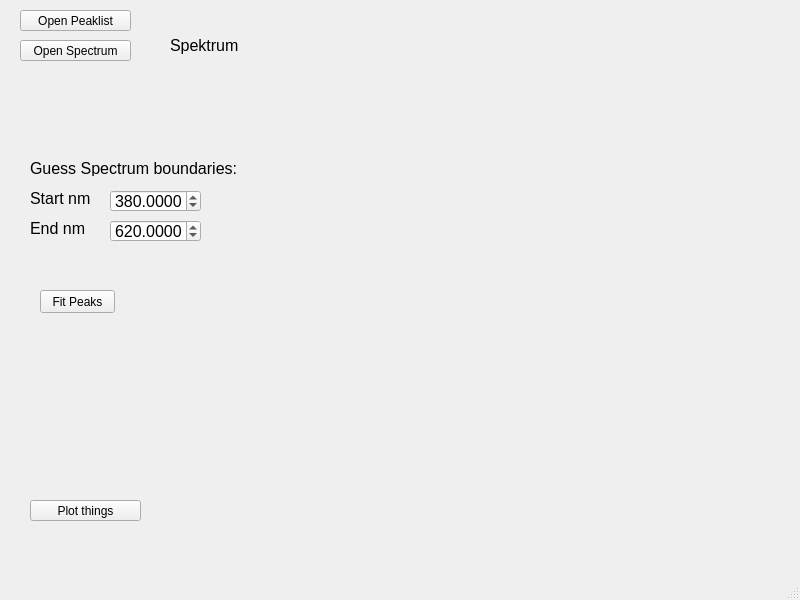
rnoske/Specfit, file Fittergui.ui: the form before one commit.
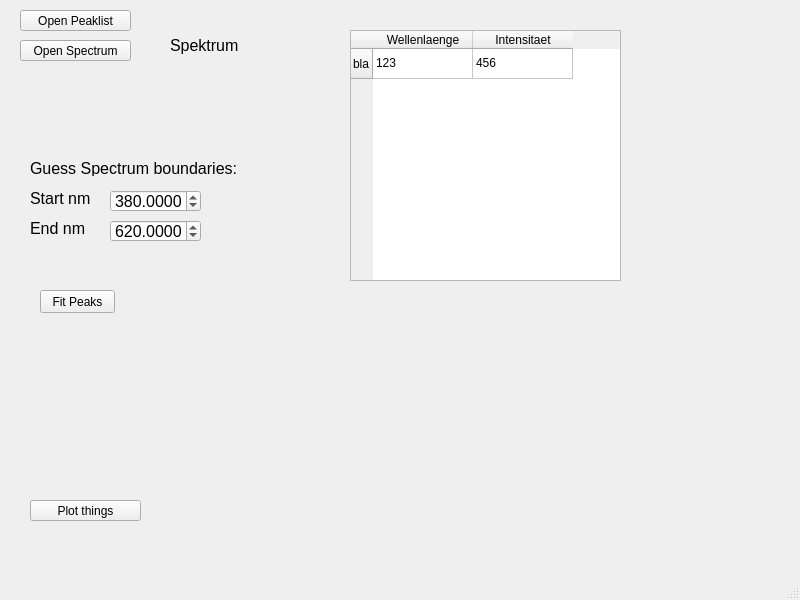
The form after the commit.

```diff
--- a/Fittergui.ui
+++ b/Fittergui.ui
@@ -193,6 +193,41 @@
      <string>Fit Peaks</string>
     </property>
    </widget>
+   <widget class="QTableWidget" name="tableWidget">
+    <property name="geometry">
+     <rect>
+      <x>350</x>
+      <y>30</y>
+      <width>271</width>
+      <height>251</height>
+     </rect>
+    </property>
+    <row>
+     <property name="text">
+      <string>bla</string>
+     </property>
+    </row>
+    <column>
+     <property name="text">
+      <string>Wellenlaenge</string>
+     </property>
+    </column>
+    <column>
+     <property name="text">
+      <string>Intensitaet</string>
+     </property>
+    </column>
+    <item row="0" column="0">
+     <property name="text">
+      <string>123</string>
+     </property>
+    </item>
+    <item row="0" column="1">
+     <property name="text">
+      <string>456</string>
+     </property>
+    </item>
+   </widget>
   </widget>
   <widget class="QMenuBar" name="menubar">
    <property name="geometry">
```
